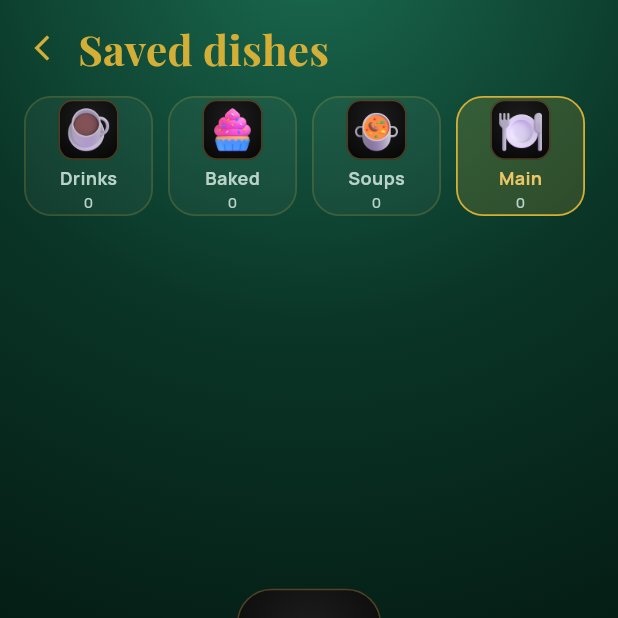
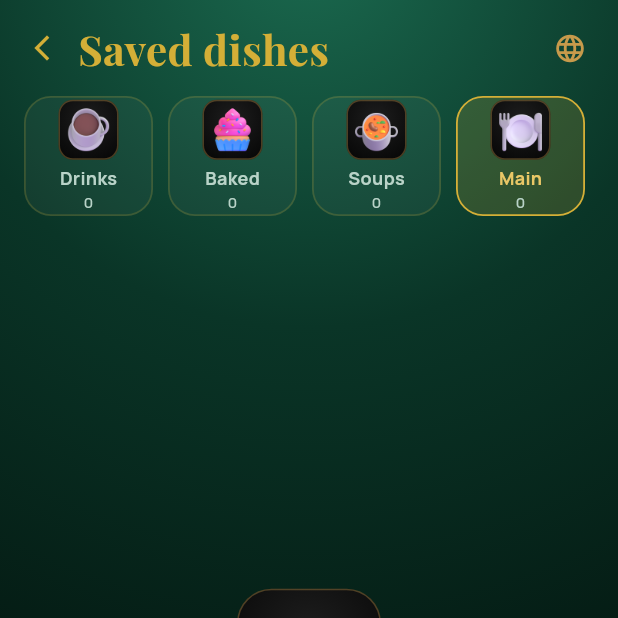
Before and after one commit to Little-Miracles/platecraft, a Flutter app: the DayKitchenScreen screen opened directly, after a tap on "Saved dishes", on a phone screen of 412 x 824 dp, the top half of it. Run offline on Flutter 3.47's test engine with Material 3 defaults, Android fonts, the phone set to English and light mode, and no system bars; our stand-ins replace google_fonts, shared_preferences; accounts and stored records are empty.

Commit message:
Globe on every inner screen, not only start and home
The calculator was opened from home before a language was chosen and could
not be switched there.

Co-Authored-By: Claude Opus 5.5 <noreply@anthropic.com>

```diff
--- a/lib/screens/day_kitchen.dart
+++ b/lib/screens/day_kitchen.dart
@@ -51,6 +51,7 @@ class DayKitchenScreen extends StatelessWidget {
                               overflow: TextOverflow.ellipsis,
                             ),
                           ),
+                          const LanguageButton(size: 22, color: PC.logoGold),
                           _SavedDishesButton(
                             onTap: () => Navigator.push(
                                 context,
--- a/lib/widgets.dart
+++ b/lib/widgets.dart
@@ -95,6 +95,9 @@ class PCScaffold extends StatelessWidget {
                                 overflow: TextOverflow.ellipsis),
                           ),
                           ...?actions,
+                          // The globe on every inner screen: the language can
+                          // be changed wherever you are.
+                          const LanguageButton(size: 22, color: PC.logoGold),
                         ],
                       ),
                     ),
```
